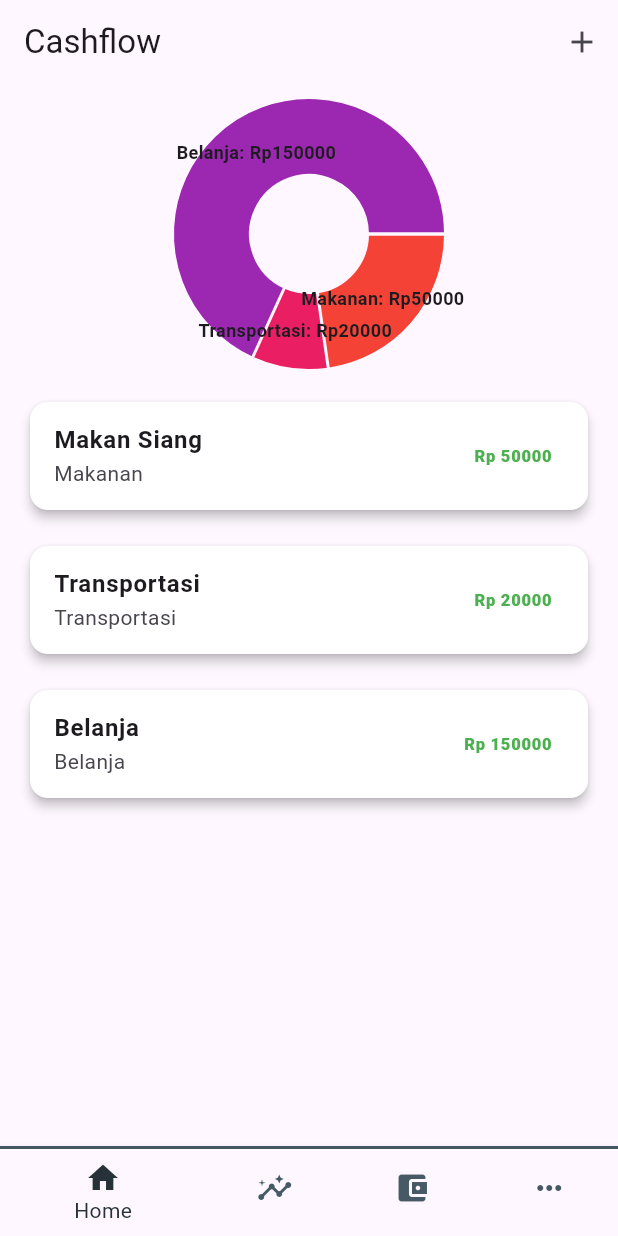
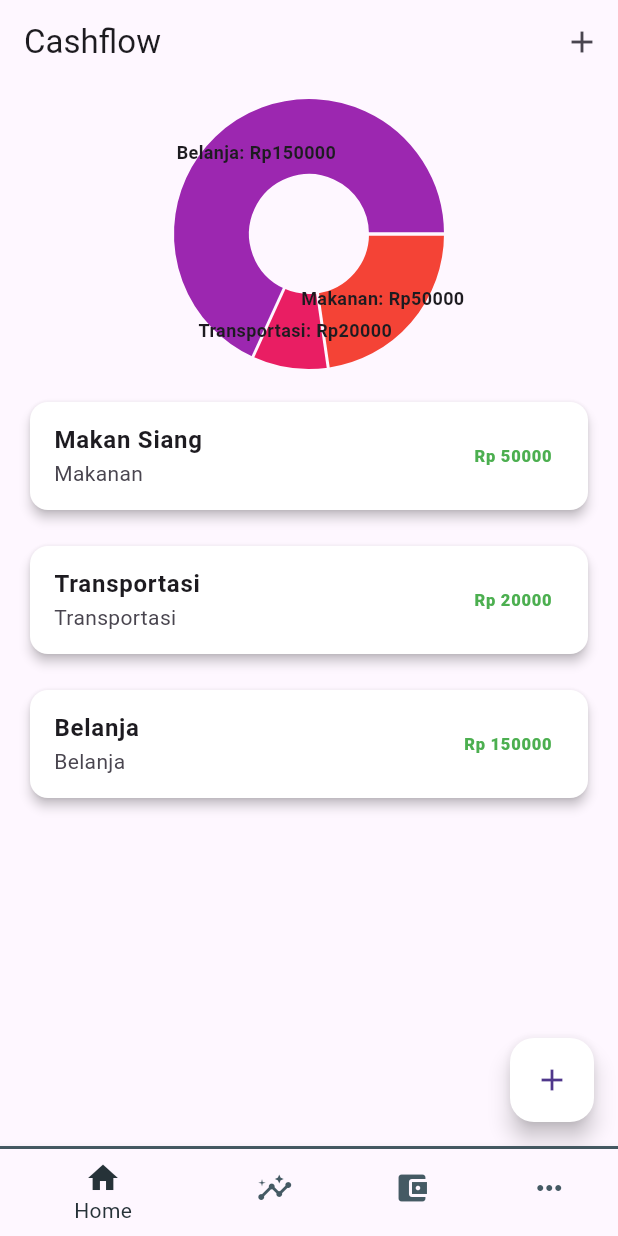
Before and after one commit to irwanphan/simple-cash-tracker, a Flutter app: the screen it shows after launch, on a phone screen of 412 x 824 dp. Run offline on Flutter 3.47's test engine with Material 3 defaults, Android fonts, the phone set to English and light mode, and no system bars; drawn by our look-alikes of fl_chart.

Commit message:
add FAB to add_transaction_page

```diff
--- a/lib/pages/home_page.dart
+++ b/lib/pages/home_page.dart
@@ -58,12 +58,17 @@ class _HomePageState extends State<HomePage> {
             return Align(
               alignment: Alignment.topCenter,
               child: SizedBox(
-                width: width, // Maksimal lebar 640 atau selebar layar
+                width: width,
                 child: TransactionList(transactions: _transactions),
               ),
             );
-          }))
+          })),
         ],
+      ),
+      floatingActionButton: FloatingActionButton(
+        onPressed: _navigateToAddTransactionPage,
+        backgroundColor: Colors.white,
+        child: const Icon(Icons.add),
       ),
     );
   }
```
